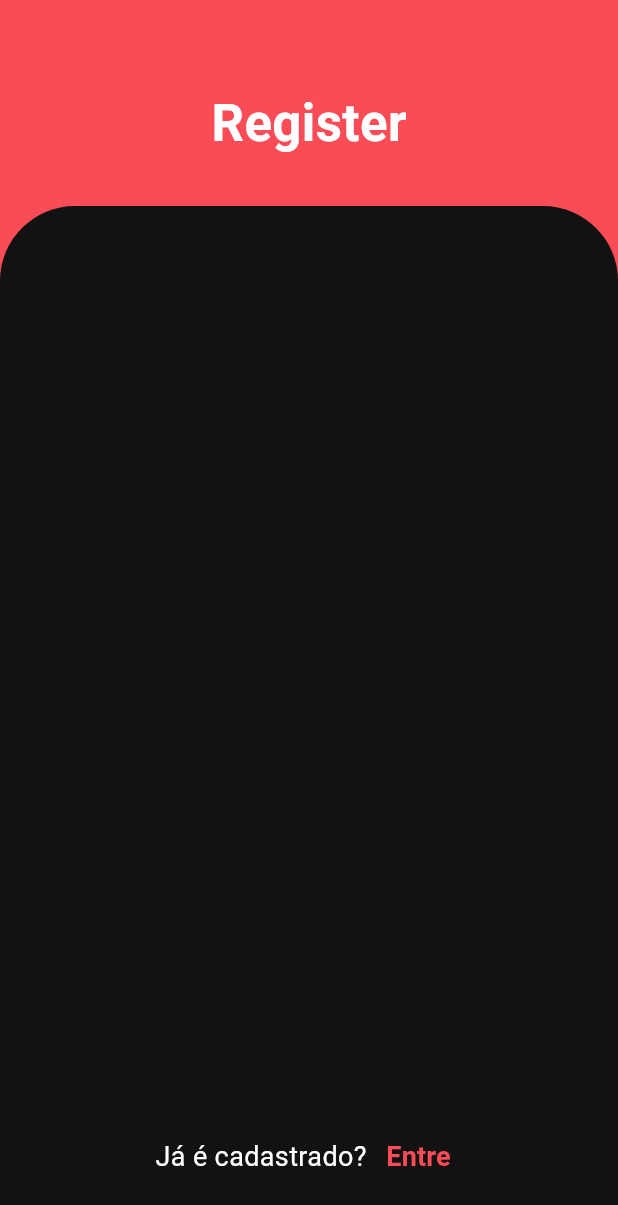
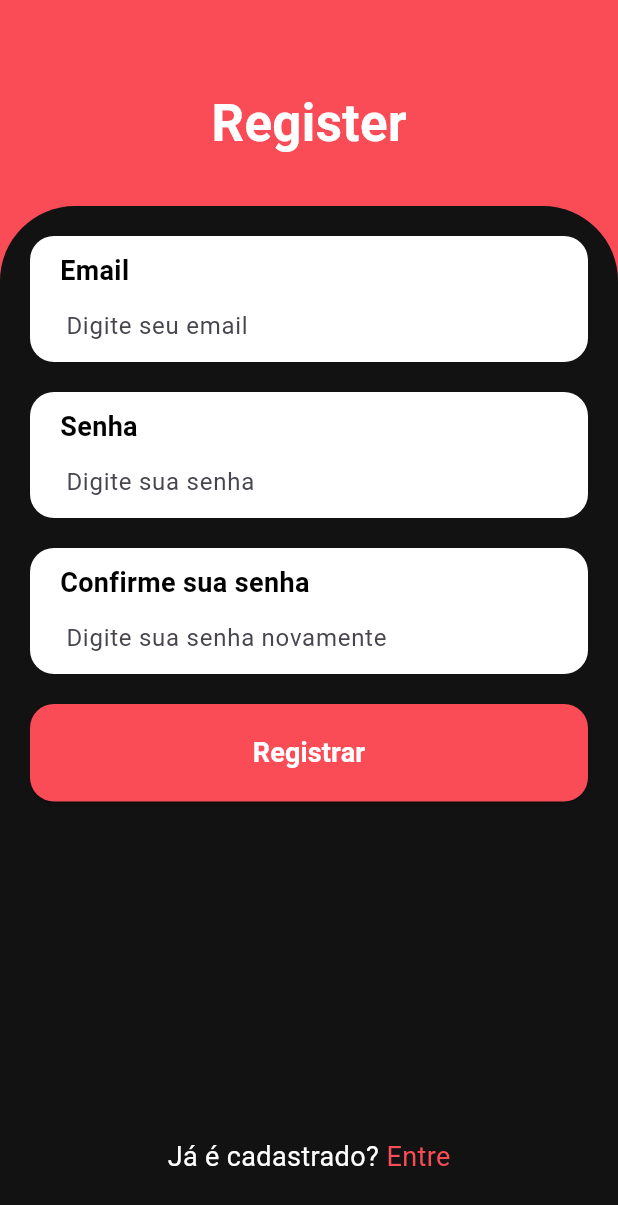
Before and after one commit to Mayron28br/Capyba-Software-Desafio, a Flutter app: the screen it shows after launch, after a tap on "Cadastre-se", on a phone screen of 412 x 824 dp. Shown: the top 1205 px of the screen. Run offline on Flutter 3.47's test engine with Material 3 defaults, Android fonts, the phone set to English and light mode, and no system bars; our stand-ins replace firebase_auth, firebase_core; accounts and stored records are empty.

Commit message:
registro funcionando

```diff
--- a/capyba_software_app/lib/main.dart
+++ b/capyba_software_app/lib/main.dart
@@ -16,12 +16,8 @@
 
     @override
       Widget build(BuildContext context) {
-      return MaterialApp(
+      return const MaterialApp(
         home: AuthPage(),
-        routes: {
-          '/login': (context) => LoginPage(),
-          '/register': (context) => const RegisterPage(),
-        },
       );
     }
   }
--- a/capyba_software_app/lib/pages/home/home.dart
+++ b/capyba_software_app/lib/pages/home/home.dart
@@ -19,8 +19,8 @@ class HomePage extends StatelessWidget {
           ),
         ],
       ),
-      body: const Center(
-        child: Text('Welcome to the Home Page'),
+      body: Center(
+        child: Text('Welcome to the Home Page ${FirebaseAuth.instance.currentUser?.email ?? ''}'),
       ),
     );
   }
--- a/capyba_software_app/lib/pages/login_register/components/button.dart
+++ b/capyba_software_app/lib/pages/login_register/components/button.dart
@@ -5,11 +5,11 @@ class ButtonEnter extends StatefulWidget {
     ButtonEnter({
     super.key,
     required this.nameButton,
-    required this.signUserIn,
+    required this.onpPressed,
     });
 
   final String nameButton;
-  final void Function() signUserIn;
+  final void Function() onpPressed;
 
   @override
   State<ButtonEnter> createState() => _ButtonEnterState();
@@ -25,7 +25,7 @@ class _ButtonEnterState extends State<ButtonEnter> {
         borderRadius: BorderRadius.circular(16),
       ),
       child: ElevatedButton(
-        onPressed: widget.signUserIn,
+        onPressed: widget.onpPressed,
         style: ElevatedButton.styleFrom(
           backgroundColor: AppColors.hotPink,
           shape: RoundedRectangleBorder(
--- a/capyba_software_app/lib/pages/login_register/components/linkPages.dart
+++ b/capyba_software_app/lib/pages/login_register/components/linkPages.dart
@@ -6,12 +6,12 @@ class Linkpages extends StatelessWidget {
   super.key,
   required this.text,
   required this.link,
-  required this.route,
+  required this.onTap,
   });
 
   final String text;
   final String link;
-  final String route;
+  final Function()? onTap;
 
   @override
   Widget build(BuildContext context) {
@@ -28,13 +28,11 @@ class Linkpages extends StatelessWidget {
         mainAxisAlignment: MainAxisAlignment.center,
         children: [
           Text(text, style: const TextStyle(color: AppColors.white, fontSize: 18),),
-          TextButton(
-          style: TextButton.styleFrom(
-            padding: const EdgeInsets.only(left: 5),
-          ),
-          onPressed: () => Navigator.pushNamed(context, route),
-          child: Text(link, style: const TextStyle(color: AppColors.hotPink, fontSize: 18, fontWeight: FontWeight.bold),),
-          ),
+          const SizedBox(width: 5),
+          GestureDetector(
+            onTap: onTap,
+            child: Text(link, style: const TextStyle(color: AppColors.hotPink, fontSize: 18),),
+          )
         ],
       ),
     );
--- a/capyba_software_app/lib/pages/login_register/firebase_auth/auth_page.dart
+++ b/capyba_software_app/lib/pages/login_register/firebase_auth/auth_page.dart
@@ -1,4 +1,5 @@
 import 'package:capyba_software_app/pages/home/home.dart';
+import 'package:capyba_software_app/pages/login_register/firebase_auth/loginOrRegisterPage.dart';
 import 'package:capyba_software_app/pages/login_register/login.dart';
 import 'package:firebase_auth/firebase_auth.dart';
 import 'package:flutter/material.dart';
@@ -12,10 +13,12 @@ class AuthPage extends StatelessWidget {
       body: StreamBuilder<User?>(
         stream: FirebaseAuth.instance.authStateChanges(),
         builder: (context, snapshot) {
+          debugPrint('Snapshot connection state: ${snapshot.connectionState}');
+          debugPrint('snapshot: $snapshot');
           if (snapshot.hasData) {
             return HomePage();
           } else {
-            return LoginPage();
+            return LoginOrRegisterPage();
           }
         },
       ),
--- /dev/null
+++ b/capyba_software_app/lib/pages/login_register/firebase_auth/loginOrRegisterPage.dart
@@ -0,0 +1,29 @@
+import 'package:capyba_software_app/pages/login_register/login.dart';
+import 'package:capyba_software_app/pages/login_register/register.dart';
+import 'package:flutter/material.dart';
+
+class LoginOrRegisterPage extends StatefulWidget {
+  const LoginOrRegisterPage({super.key});
+
+  @override
+  State<LoginOrRegisterPage> createState() => _LoginOrRegisterPageState();
+}
+
+class _LoginOrRegisterPageState extends State<LoginOrRegisterPage> {
+
+  bool ShowLoginPage = true;
+
+  void togglePages() {
+    setState(() => ShowLoginPage = !ShowLoginPage);
+  }
+
+
+  @override
+  Widget build(BuildContext context) {
+    if (ShowLoginPage) {
+      return LoginPage(onTap: togglePages);
+    } else {
+      return RegisterPage(onTap: togglePages);
+    }
+  }
+}
--- a/capyba_software_app/lib/pages/login_register/register.dart
+++ b/capyba_software_app/lib/pages/login_register/register.dart
@@ -1,18 +1,68 @@
 import 'package:capyba_software_app/main.dart';
+import 'package:capyba_software_app/pages/home/home.dart';
 import 'package:capyba_software_app/pages/login_register/components/input.dart';
 import 'package:capyba_software_app/pages/login_register/components/button.dart';
 import 'package:capyba_software_app/pages/login_register/components/linkPages.dart';
 import 'package:capyba_software_app/pages/login_register/components/title.dart';
+import 'package:firebase_auth/firebase_auth.dart';
 import 'package:flutter/material.dart';
 
 class RegisterPage extends StatefulWidget {
-  const RegisterPage({super.key});
+  final void Function() onTap;
+  const RegisterPage({super.key, required this.onTap});
 
   @override
   State<RegisterPage> createState() => _RegisterState();
 }
 
 class _RegisterState extends State<RegisterPage> {
+
+  final emailController = TextEditingController();
+  final passwordController = TextEditingController();
+  final confirmPasswordController = TextEditingController();
+
+  void singnUserUp() async {
+    showDialog(
+      context: context,
+      builder: (context) {
+        return const Center(
+          child: CircularProgressIndicator(),
+        );
+      }
+    );
+
+    //Registo do usuário
+    try {
+      if (passwordController.text == confirmPasswordController.text) {
+        await FirebaseAuth.instance.createUserWithEmailAndPassword(
+          email: emailController.text,
+          password: passwordController.text,
+        );
+      } else {
+        showErrorMensage('As senhas não são iguais');
+      }
+      Navigator.pop(context);
+
+    } on FirebaseAuthException catch (e) {
+      Navigator.pop(context);
+      showErrorMensage(e.code);
+    }
+  }
+
+  void showErrorMensage(String message) {
+    showDialog(
+      context: context,
+      builder: (context) {
+        return AlertDialog(
+          backgroundColor: AppColors.whiteSmoke,
+          title: Center(
+            child: Text(message, style: const TextStyle(color: AppColors.white, fontSize: 24,),),
+          ),
+        );
+      },
+    );
+  }
+
   @override
   Widget build(BuildContext context) {
     double screenHeight = MediaQuery.of(context).size.height;
@@ -51,18 +101,16 @@ class _RegisterState extends State<RegisterPage> {
                 padding: const EdgeInsets.all(20),
                 child: Column(
                   crossAxisAlignment: CrossAxisAlignment.start,
-                  children: [/*
-                    const InputLoginRegister(labelText: 'Nome', hintText: 'Digite seu nome'),
+                  children: [
+                    InputLoginRegister(labelText: 'Email', hintText: 'Digite seu email', controller: emailController,),
                     const SizedBox(height: 20),
-                    const InputLoginRegister(labelText: 'Sobrenome', hintText: 'Digite seu sobrenome'),
+                    InputLoginRegister(labelText: 'Senha', hintText: 'Digite sua senha', controller: passwordController,),
                     const SizedBox(height: 20),
-                    const InputLoginRegister(labelText: 'Email', hintText: 'Digite seu email'),
+                    InputLoginRegister(labelText: 'Confirme sua senha', hintText: 'Digite sua senha novamente', controller: confirmPasswordController,),
                     const SizedBox(height: 20),
-                    const InputLoginRegister(labelText: 'Senha', hintText: 'Digite sua senha'),
-                    const SizedBox(height: 20),
-                    ButtonEnter(nameButton: 'Registrar',),*/
+                    ButtonEnter(nameButton: 'Registrar', onpPressed: singnUserUp),
                     const Spacer(),
-                    Linkpages(text: 'Já é cadastrado?', link: 'Entre', route: '/login'),
+                    Linkpages(text: 'Já é cadastrado?', link: 'Entre', onTap: widget.onTap),
 
                   ],
                 ),
```
Also changed, not shown: capyba_software_app/lib/pages/login_register/login.dart (+15 -27 lines).
